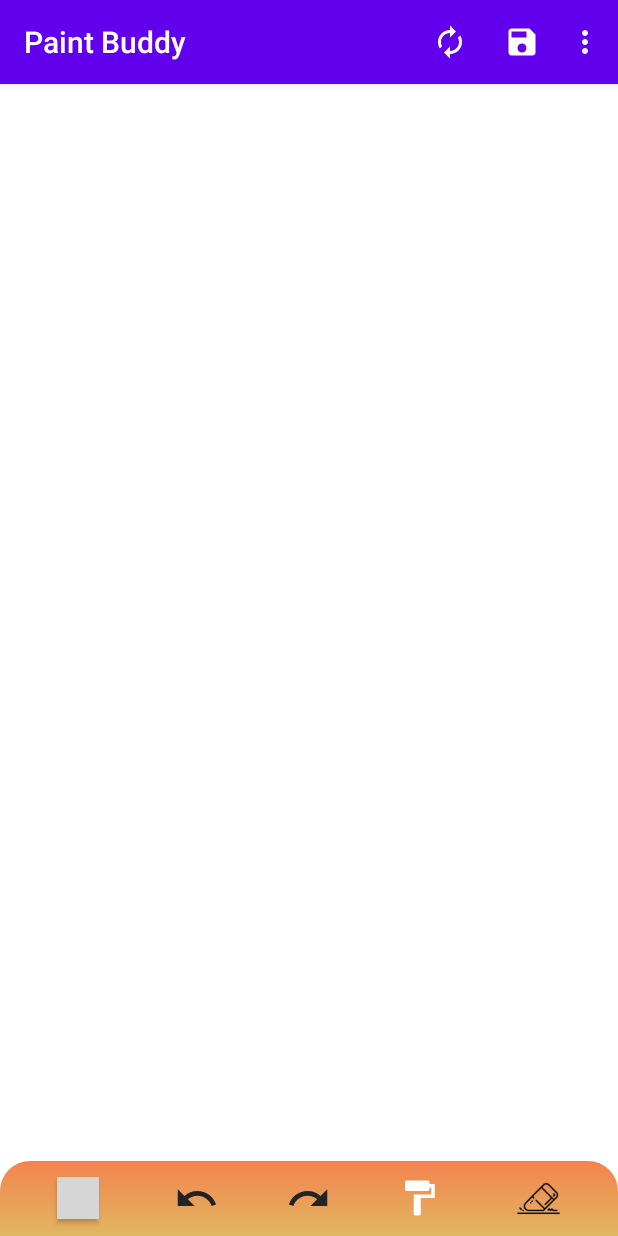
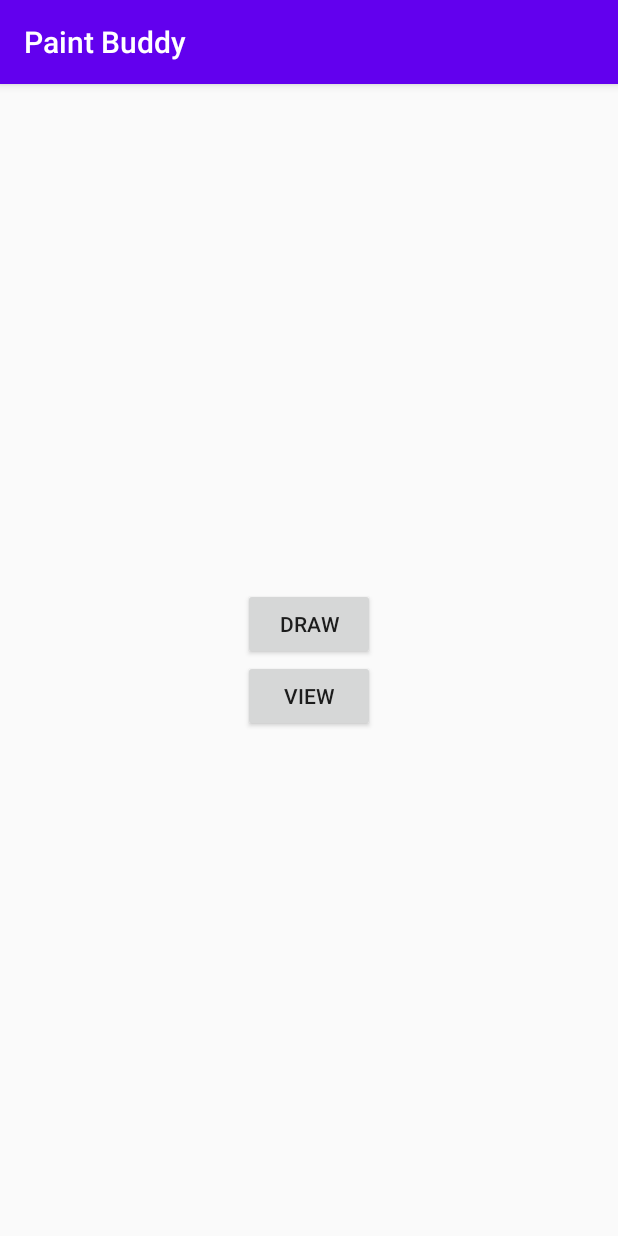
Before and after one commit to TechnicalMeaw/Paint_Buddy, an Android app: the screen it shows after launch (MainActivity before the commit, MainMenuActivity after it), on a phone screen of 412 x 824 dp. Run offline under Robolectric (Android 15) with nearby library versions, the light colour scheme and no system bars; grey boxes are pictures that could not be loaded.

```diff
--- a/app/build.gradle
+++ b/app/build.gradle
@@ -46,6 +46,7 @@ dependencies {
     implementation 'androidx.constraintlayout:constraintlayout:2.0.4'
     implementation 'com.google.firebase:firebase-database:20.0.0'
     implementation 'com.google.firebase:firebase-storage:19.1.1'
+    implementation 'com.google.android.material:material:1.2.1'
     testImplementation 'junit:junit:4.13.2'
     androidTestImplementation 'androidx.test.ext:junit:1.1.3'
     androidTestImplementation 'androidx.test.espresso:espresso-core:3.4.0'
--- a/app/src/main/AndroidManifest.xml
+++ b/app/src/main/AndroidManifest.xml
@@ -9,13 +9,17 @@
         android:roundIcon="@mipmap/ic_launcher_round"
         android:supportsRtl="true"
         android:theme="@style/AppTheme">
-        <activity android:name=".MainActivity">
+        <activity android:name=".MainMenuActivity">
             <intent-filter>
                 <action android:name="android.intent.action.MAIN" />
 
                 <category android:name="android.intent.category.LAUNCHER" />
             </intent-filter>
         </activity>
+        <activity android:name=".ViewDrawingActivity" />
+        <activity android:name=".MainActivity">
+
+        </activity>
     </application>
 
 </manifest>
--- a/app/src/main/java/com/example/paintbuddy/ImageItem.kt
+++ b/app/src/main/java/com/example/paintbuddy/ImageItem.kt
@@ -5,6 +5,6 @@ import android.graphics.Paint
 import android.graphics.Path
 import com.example.paintbuddy.CanvasView.*
 
-class ImageItem(val bitmapUri: String) {
-    constructor() : this("")
+class ImageItem(val bitmapUri: String, val BackgroundColor: Int) {
+    constructor() : this("", -1)
 }
--- /dev/null
+++ b/app/src/main/java/com/example/paintbuddy/MainMenuActivity.kt
@@ -0,0 +1,23 @@
+package com.example.paintbuddy
+
+import android.content.Intent
+import androidx.appcompat.app.AppCompatActivity
+import android.os.Bundle
+import kotlinx.android.synthetic.main.activity_main_menu.*
+
+class MainMenuActivity : AppCompatActivity() {
+    override fun onCreate(savedInstanceState: Bundle?) {
+        super.onCreate(savedInstanceState)
+        setContentView(R.layout.activity_main_menu)
+
+        drawBtn.setOnClickListener {
+            val intent = Intent(this, MainActivity::class.java)
+            startActivity(intent)
+        }
+
+        viewBtn.setOnClickListener {
+            val intent = Intent(this, ViewDrawingActivity::class.java)
+            startActivity(intent)
+        }
+    }
+}
--- a/app/src/main/res/layout-v26/activity_main.xml
+++ b/app/src/main/res/layout-v26/activity_main.xml
@@ -6,6 +6,16 @@
     android:layout_height="match_parent"
     tools:context=".MainActivity">
 
+
+
+    <androidx.constraintlayout.widget.ConstraintLayout
+        android:id="@+id/backgroundExtraSpace"
+        android:layout_width="match_parent"
+        android:layout_height="wrap_content"
+        android:layout_alignParentBottom="true"
+        android:layout_alignParentTop="true"
+        android:background="@color/eraser"/>
+
     <com.example.paintbuddy.CanvasView
         android:id="@+id/canvas"
         android:layout_width="match_parent"
@@ -13,14 +23,6 @@
         android:layout_above="@id/toolDoc"
         />
 
-
-    <androidx.constraintlayout.widget.ConstraintLayout
-        android:id="@+id/backgroundExtraSpace"
-        android:layout_width="match_parent"
-        android:layout_height="wrap_content"
-        android:layout_alignParentBottom="true"
-        android:layout_below="@id/canvas"
-        android:background="@color/eraser"/>
 
     <LinearLayout
         android:id="@+id/sliderWindow"
--- a/app/src/main/res/layout/activity_main.xml
+++ b/app/src/main/res/layout/activity_main.xml
@@ -7,21 +7,21 @@
     tools:context=".MainActivity"
     android:background="#FFFFFF">
 
+
+    <androidx.constraintlayout.widget.ConstraintLayout
+        android:id="@+id/backgroundExtraSpace"
+        android:layout_width="match_parent"
+        android:layout_height="wrap_content"
+        android:layout_alignParentBottom="true"
+        android:layout_alignParentTop="true"
+        android:background="@color/eraser"/>
+
     <com.example.paintbuddy.CanvasView
         android:id="@+id/canvas"
         android:layout_width="match_parent"
         android:layout_height="match_parent"
         android:layout_above="@id/toolDoc"
         />
-
-
-    <androidx.constraintlayout.widget.ConstraintLayout
-        android:id="@+id/backgroundExtraSpace"
-        android:layout_width="match_parent"
-        android:layout_height="wrap_content"
-        android:layout_alignParentBottom="true"
-        android:layout_below="@id/canvas"
-        android:background="@color/eraser"/>
 
 
     <LinearLayout
--- /dev/null
+++ b/app/src/main/res/layout/activity_main_menu.xml
@@ -0,0 +1,30 @@
+<?xml version="1.0" encoding="utf-8"?>
+<RelativeLayout xmlns:android="http://schemas.android.com/apk/res/android"
+    xmlns:app="http://schemas.android.com/apk/res-auto"
+    xmlns:tools="http://schemas.android.com/tools"
+    android:layout_width="match_parent"
+    android:layout_height="match_parent"
+    tools:context=".MainMenuActivity">
+
+    <LinearLayout
+        android:layout_width="match_parent"
+        android:layout_height="wrap_content"
+        android:layout_centerInParent="true"
+        android:orientation="vertical"
+        android:gravity="center">
+
+        <Button
+            android:id="@+id/drawBtn"
+            android:layout_width="wrap_content"
+            android:layout_height="wrap_content"
+            android:text="Draw"/>
+
+        <Button
+            android:id="@+id/viewBtn"
+            android:layout_width="wrap_content"
+            android:layout_height="wrap_content"
+            android:text="View"/>
+
+    </LinearLayout>
+
+</RelativeLayout>
```
Also changed, not shown: app/src/main/java/com/example/paintbuddy/CanvasView.java (+24 -5 lines), app/src/main/java/com/example/paintbuddy/Compressor.java (added, +40 -0 lines), app/src/main/java/com/example/paintbuddy/ImageResizer.java (added, +22 -0 lines), app/src/main/java/com/example/paintbuddy/MainActivity.kt (+33 -45 lines), app/src/main/java/com/example/paintbuddy/UpdateOperations.kt (+6 -28 lines), app/src/main/java/com/example/paintbuddy/UploadBitmap.kt (+16 -10 lines), app/src/main/java/com/example/paintbuddy/ViewDrawingActivity.kt (added, +62 -0 lines), app/src/main/res/layout/activity_view_drawing.xml (added, +21 -0 lines).
